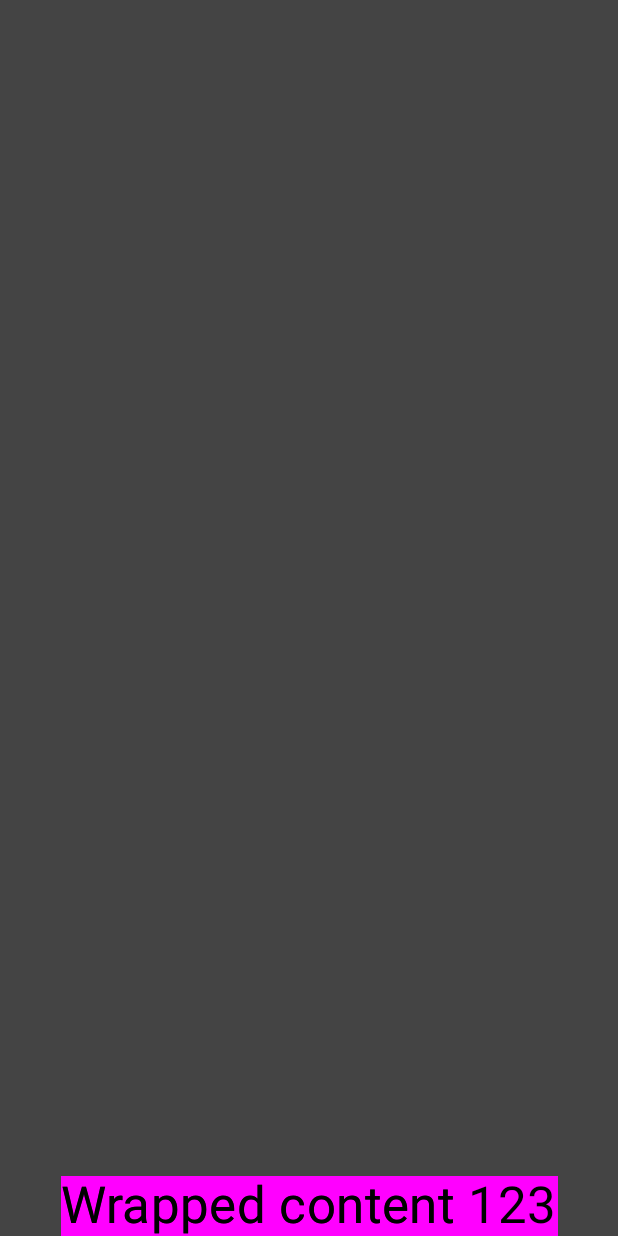
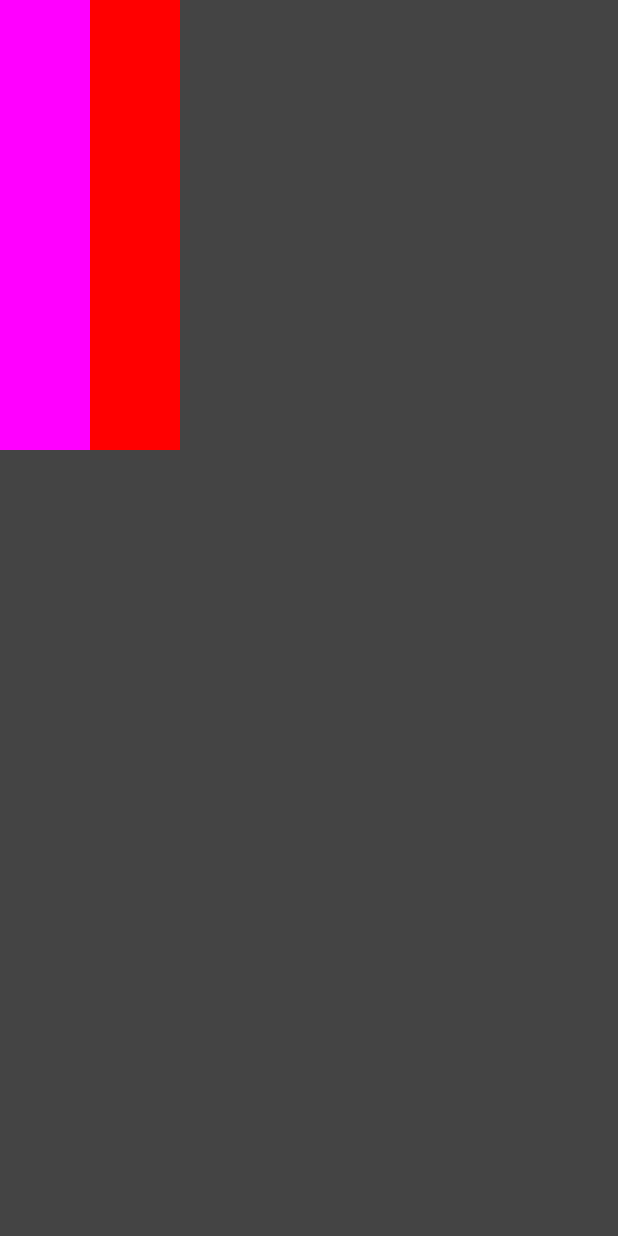
Before and after one commit to mirtizakh/Jetpack-Compose, an Android app built with Jetpack Compose: the screen it shows after launch (MainActivity), on a phone screen of 412 x 824 dp. Run offline under Robolectric (Android 15) with nearby library versions, the phone set to English and light mode, and no system bars.

Commit message:
Addition - Creating basic layout with Row

```diff
--- a/1- Simple Text Compose Application/app/src/main/java/com/jetpack/simpletextcomposeapplication/MainActivity.kt
+++ b/1- Simple Text Compose Application/app/src/main/java/com/jetpack/simpletextcomposeapplication/MainActivity.kt
@@ -20,8 +20,16 @@ class MainActivity : ComponentActivity() {
     override fun onCreate(savedInstanceState: Bundle?) {
         super.onCreate(savedInstanceState)
         setContent {
-            MainScreen4()
+            MainScreen6()
         }
+    }
+}
+
+@Composable
+fun GreetingButton() {
+    Button(onClick = { }) {
+        GreetingText("Android123")
+        GreetingText("Android123")
     }
 }
 
@@ -89,7 +97,7 @@ fun MainScreen3() {
         Surface(
             color = Color.Magenta,
             modifier = Modifier.wrapContentSize(align = Alignment.BottomCenter)
-        // cant use Alignment.CenterHorizontally
+            // cant use Alignment.CenterHorizontally
         ) {
             Text(
                 "Wrapped content",
@@ -124,16 +132,63 @@ fun MainScreen4() {
     }
 }
 
+// Row, Column and Box in composable
+// Creating basic layout with Row
+// Overlapping issue resolved
 @Composable
-fun GreetingButton() {
-    Button(onClick = { }) {
-        GreetingText("Android123")
-        GreetingText("Android123")
+fun MainScreen5() {
+    Surface(
+        color = Color.DarkGray,
+        modifier = Modifier.fillMaxSize()
+    ) {
+        Row {
+            Surface(
+                color = Color.Magenta,
+                modifier = Modifier.size(60.dp, 300.dp)
+            ) {
+
+            }
+            Surface(
+                color = Color.Red,
+                modifier = Modifier.size(60.dp, 300.dp)
+            ) {
+
+            }
+        }
+
+    }
+}
+
+// Row, Column and Box in composable
+// Creating basic layout with Row
+// Overlapping issue resolved
+// Extract composable for reuse
+@Composable
+fun MainScreen6() {
+    Surface(
+        color = Color.DarkGray,
+        modifier = Modifier.fillMaxSize()
+    ) {
+        Row {
+            Surface(
+                color = Color.Magenta,
+                modifier = Modifier.size(60.dp, 300.dp)
+            ) {
+
+            }
+            Surface(
+                color = Color.Red,
+                modifier = Modifier.size(60.dp, 300.dp)
+            ) {
+
+            }
+        }
+
     }
 }
 
 @Preview(showBackground = true)
 @Composable
 fun DefaultPreviewMainActivity() {
-    MainScreen4()
+    MainScreen6()
 }
```
Also changed, not shown: 1 other file.
